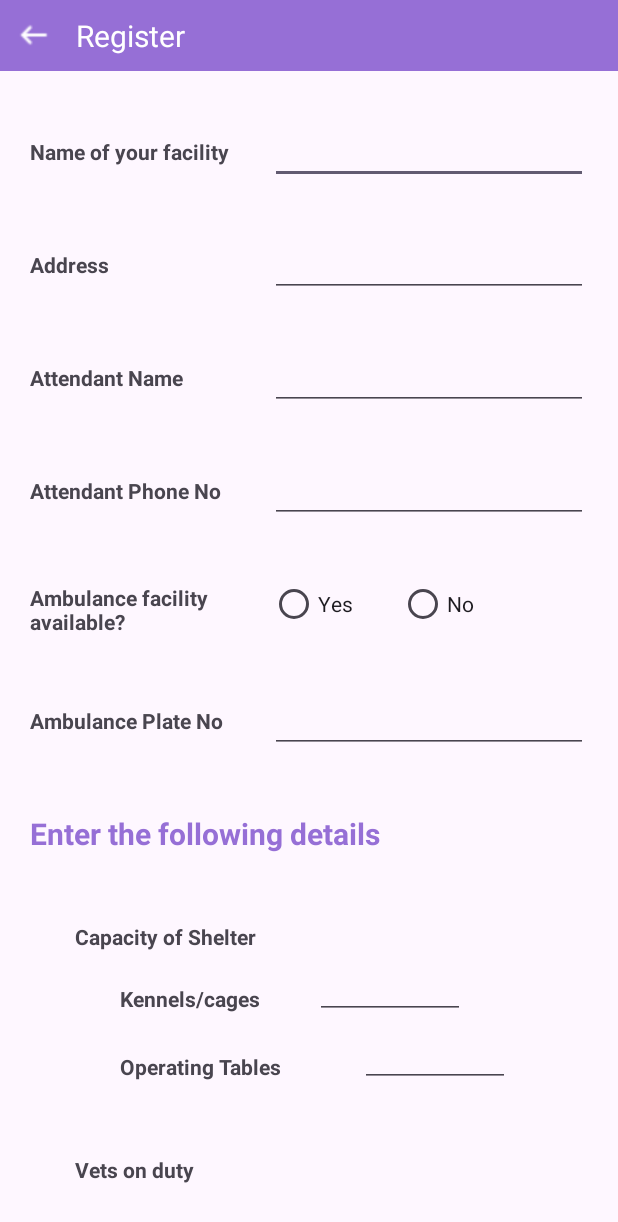
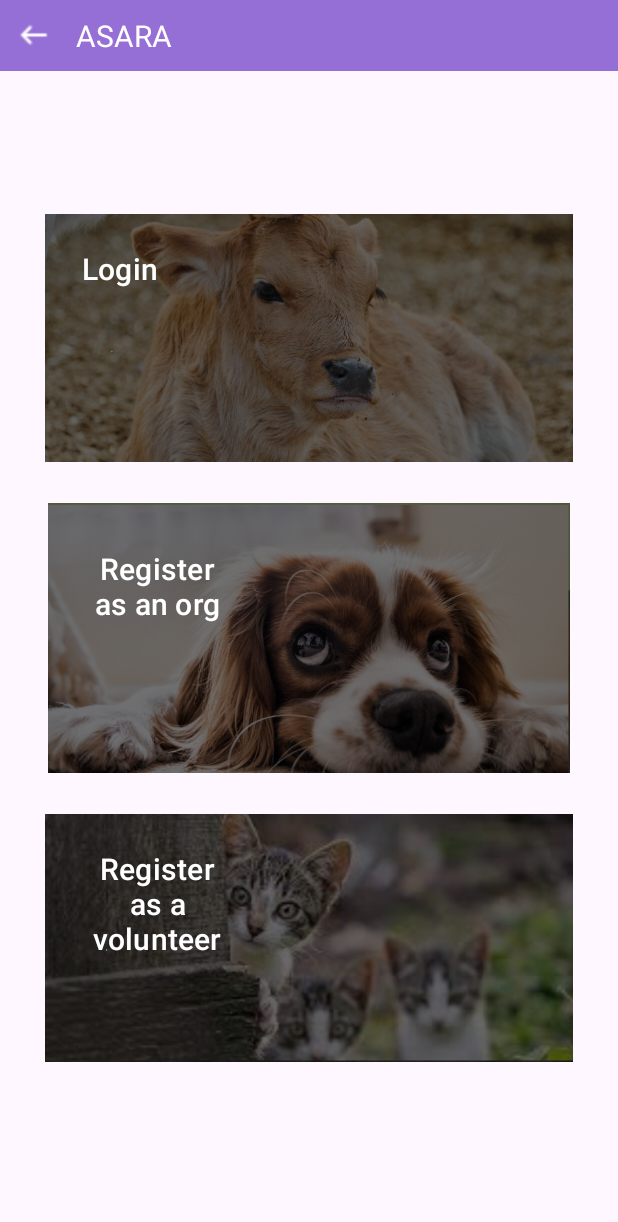
Before and after one commit to bhavyahoda/ASARA, an Android app: the screen it shows after launch (VetRegistrationActivity before the commit, LoginRegisterActivity after it), on a phone screen of 412 x 824 dp. Shown: the top 1222 px of the screen. Run offline under Robolectric (Android 15) with nearby library versions, the phone set to English and light mode, and no system bars.

Commit message:
loginRegisterActivity ready & connect loginRegisterActivity to VetRegistrationActivity

```diff
--- a/app/build.gradle.kts
+++ b/app/build.gradle.kts
@@ -26,6 +26,7 @@ android {
         sourceCompatibility = JavaVersion.VERSION_1_8
         targetCompatibility = JavaVersion.VERSION_1_8
     }
+
 }
 
 dependencies {
--- /dev/null
+++ b/app/src/main/java/com/example/asara/LoginRegisterActivity.java
@@ -0,0 +1,46 @@
+package com.example.asara;
+
+import androidx.appcompat.app.AppCompatActivity;
+
+import android.content.Intent;
+import android.os.Bundle;
+import android.view.View;
+import android.widget.Button;
+import android.widget.ImageView;
+import android.widget.Toast;
+
+public class LoginRegisterActivity extends AppCompatActivity {
+
+    @Override
+    protected void onCreate(Bundle savedInstanceState) {
+        super.onCreate(savedInstanceState);
+        setContentView(R.layout.activity_login_register);
+
+        ImageView loginImageView = findViewById(R.id.loginImageView);
+        ImageView registerAsVolunteer = findViewById(R.id.registerAsVolunteer);
+        ImageView registerAsOrg = findViewById(R.id.registerAsOrg);
+        loginImageView.setOnClickListener(new View.OnClickListener() {
+            @Override
+            public void onClick(View view) {
+                Toast.makeText(LoginRegisterActivity.this, "Logging in", Toast.LENGTH_SHORT).show();
+            }
+        });
+
+        registerAsOrg.setOnClickListener(new View.OnClickListener() {
+            @Override
+            public void onClick(View view) {
+                Intent intent = new Intent(LoginRegisterActivity.this, VetRegistrationActivity.class);
+                startActivity(intent);
+            }
+        });
+
+        registerAsVolunteer.setOnClickListener(new View.OnClickListener() {
+            @Override
+            public void onClick(View view) {
+                Toast.makeText(LoginRegisterActivity.this, "Registering as volunteer", Toast.LENGTH_SHORT).show();
+            }
+        });
+
+    }
+
+}
--- /dev/null
+++ b/app/src/main/res/layout/activity_login_register.xml
@@ -0,0 +1,129 @@
+<?xml version="1.0" encoding="utf-8"?>
+<LinearLayout xmlns:android="http://schemas.android.com/apk/res/android"
+    xmlns:app="http://schemas.android.com/apk/res-auto"
+    xmlns:tools="http://schemas.android.com/tools"
+    android:layout_width="match_parent"
+    android:layout_height="match_parent"
+    android:orientation="vertical"
+    tools:context=".VetRegistrationActivity">
+
+
+    <LinearLayout
+        android:layout_width="match_parent"
+        android:layout_height="wrap_content"
+        android:background="@color/colorPrimaryDark"
+        android:orientation="horizontal">
+
+        <ImageView
+            android:id="@+id/backArrow"
+            android:layout_width="25dp"
+            android:layout_height="25dp"
+            android:layout_gravity="center"
+            android:layout_marginLeft="10dp"
+            android:src="@drawable/leftarrowwhite"
+            app:layout_constraintBottom_toBottomOf="parent"
+            app:layout_constraintStart_toStartOf="parent"
+            app:layout_constraintTop_toTopOf="parent"></ImageView>
+
+        <TextView
+            android:layout_width="wrap_content"
+            android:layout_height="wrap_content"
+            android:layout_marginLeft="15dp"
+            android:gravity="center"
+            android:paddingTop="10dp"
+            android:paddingBottom="10dp"
+            android:text="ASARA"
+            android:textColor="@color/white"
+            android:textSize="20dp"></TextView>
+
+    </LinearLayout>
+
+
+    <LinearLayout
+        android:layout_width="match_parent"
+        android:layout_height="match_parent"
+        android:layout_marginLeft="30dp"
+        android:layout_marginRight="30dp"
+        android:gravity="center"
+        android:orientation="vertical">
+
+        <RelativeLayout
+            android:layout_width="match_parent"
+            android:layout_height="180dp"
+            android:layout_marginBottom="20dp">
+
+            <ImageView
+                android:id="@+id/loginImageView"
+                android:layout_width="match_parent"
+                android:layout_height="match_parent"
+                android:src="@drawable/cow">
+
+            </ImageView>
+            <Button
+                android:id="@+id/loginButton"
+                android:layout_marginTop="20dp"
+                android:layout_width="wrap_content"
+                android:layout_height="wrap_content"
+                android:gravity="center"
+                android:text="Login"
+                android:textSize="20dp"
+                android:background="@android:color/transparent"
+                >
+            </Button>
+
+        </RelativeLayout>
+
+        <RelativeLayout
+            android:layout_width="match_parent"
+            android:layout_height="180dp"
+            android:layout_marginBottom="20dp">
+
+            <ImageView
+                android:id="@+id/registerAsOrg"
+                android:layout_width="match_parent"
+                android:layout_height="match_parent"
+                android:src="@drawable/dog2">
+            </ImageView>
+            <Button
+                android:layout_marginTop="20dp"
+                android:layout_width="150dp"
+                android:layout_height="wrap_content"
+                android:gravity="center"
+                android:text="Register as an org"
+                android:textSize="20dp"
+                android:background="@android:color/transparent"
+                >
+            </Button>
+
+        </RelativeLayout>
+
+        <RelativeLayout
+            android:layout_width="match_parent"
+            android:layout_height="180dp"
+            android:layout_marginBottom="20dp">
+
+            <ImageView
+                android:id="@+id/registerAsVolunteer"
+                android:layout_width="match_parent"
+                android:layout_height="match_parent"
+                android:src="@drawable/cat">
+
+            </ImageView>
+            <Button
+                android:layout_marginTop="20dp"
+                android:layout_width="150dp"
+                android:layout_height="wrap_content"
+                android:gravity="center"
+                android:text="Register as a volunteer"
+                android:textSize="20dp"
+                android:background="@android:color/transparent"
+                >
+            </Button>
+
+        </RelativeLayout>
+
+
+    </LinearLayout>
+
+
+</LinearLayout>
--- a/app/src/main/res/layout/activity_vet_registration.xml
+++ b/app/src/main/res/layout/activity_vet_registration.xml
@@ -5,7 +5,8 @@ xmlns:tools="http://schemas.android.com/tools"
 android:layout_width="match_parent"
 android:layout_height="match_parent"
 tools:context=".VetRegistrationActivity"
-android:orientation="vertical">
+android:orientation="vertical"
+    android:background="@drawable/light_bg">
 
 
     <LinearLayout
@@ -14,7 +15,7 @@ android:orientation="vertical">
         android:orientation="horizontal"
         android:background="@color/colorPrimaryDark">
         <ImageView
-            android:id="@+id/backArrow"
+            android:id="@+id/topBackArrow"
             android:layout_width="25dp"
             android:layout_height="25dp"
             android:src="@drawable/leftarrowwhite"
```
Also changed, not shown: app/src/main/AndroidManifest.xml (+9 -2 lines), app/src/main/java/com/example/asara/Profile.java (+18 -18 lines), app/src/main/java/com/example/asara/VetRegistrationActivity.java (+13 -0 lines), app/src/main/res/layout/activity_profile.xml (+5 -30 lines), app/src/main/res/drawable/cat.png (added), app/src/main/res/drawable/coloured_bg.png (added), app/src/main/res/drawable/cow.png (added), app/src/main/res/drawable/dog.png (added), app/src/main/res/drawable/dog2.png (added), app/src/main/res/drawable/light_bg.jpg (added).
